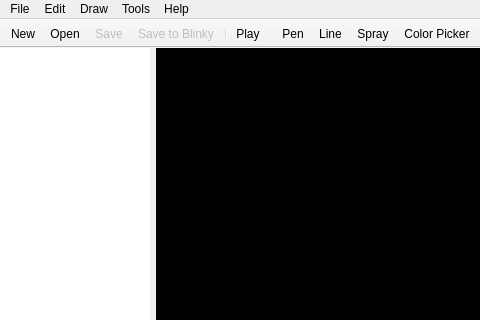
The window that PatternPaint/mainwindow.ui (Blinkinlabs/PatternPaint) describes before a commit, drawn with Qt 5; both pictures show x 0 to 480 and y 0 to 320 of the 880 by 454 pixel window.
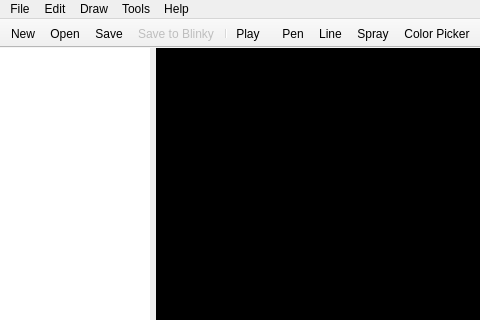
The same window after the commit. Icons and pictures are not drawn. Custom widgets are drawn as their Qt base class.

The edit to the form file:
```diff
--- a/PatternPaint/mainwindow.ui
+++ b/PatternPaint/mainwindow.ui
@@ -345,7 +345,7 @@
   </action>
   <action name="actionSave_File">
    <property name="enabled">
-    <bool>false</bool>
+    <bool>true</bool>
    </property>
    <property name="icon">
     <iconset resource="images.qrc">
```
